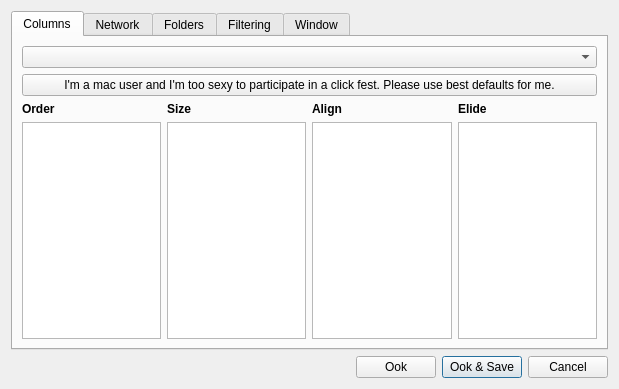
Above: trace_server/settings.ui from mojmir-svoboda/DbgToolkit before the change. Below: the same form after it.
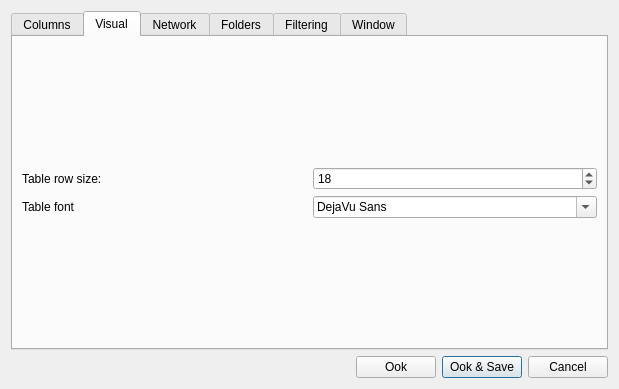
That is the form after the change. The open tabs and pages were chosen to show the change.

Commit message: + configurable font, section size + simple insensitive string search

```diff
--- a/trace_server/settings.ui
+++ b/trace_server/settings.ui
@@ -144,6 +144,47 @@
        </item>
       </layout>
      </widget>
+     <widget class="QWidget" name="tab_4">
+      <attribute name="title">
+       <string>Visual</string>
+      </attribute>
+      <layout class="QGridLayout" name="gridLayout_10">
+       <item row="0" column="0">
+        <layout class="QGridLayout" name="gridLayout_9">
+         <item row="0" column="1">
+          <widget class="QSpinBox" name="tableRowSizeSpinBox">
+           <property name="value">
+            <number>18</number>
+           </property>
+          </widget>
+         </item>
+         <item row="0" column="0">
+          <widget class="QLabel" name="label_17">
+           <property name="text">
+            <string>Table row size:</string>
+           </property>
+          </widget>
+         </item>
+         <item row="1" column="1">
+          <widget class="QFontComboBox" name="tableFontComboBox">
+           <property name="currentFont">
+            <font>
+             <family>Verdana</family>
+            </font>
+           </property>
+          </widget>
+         </item>
+         <item row="1" column="0">
+          <widget class="QLabel" name="label_18">
+           <property name="text">
+            <string>Table font</string>
+           </property>
+          </widget>
+         </item>
+        </layout>
+       </item>
+      </layout>
+     </widget>
      <widget class="QWidget" name="tabNetwork">
       <attribute name="title">
        <string>Network</string>
```
Left out of the diff: 80 changed lines with no effect on the pictures. The commit also changes 14 other files.
